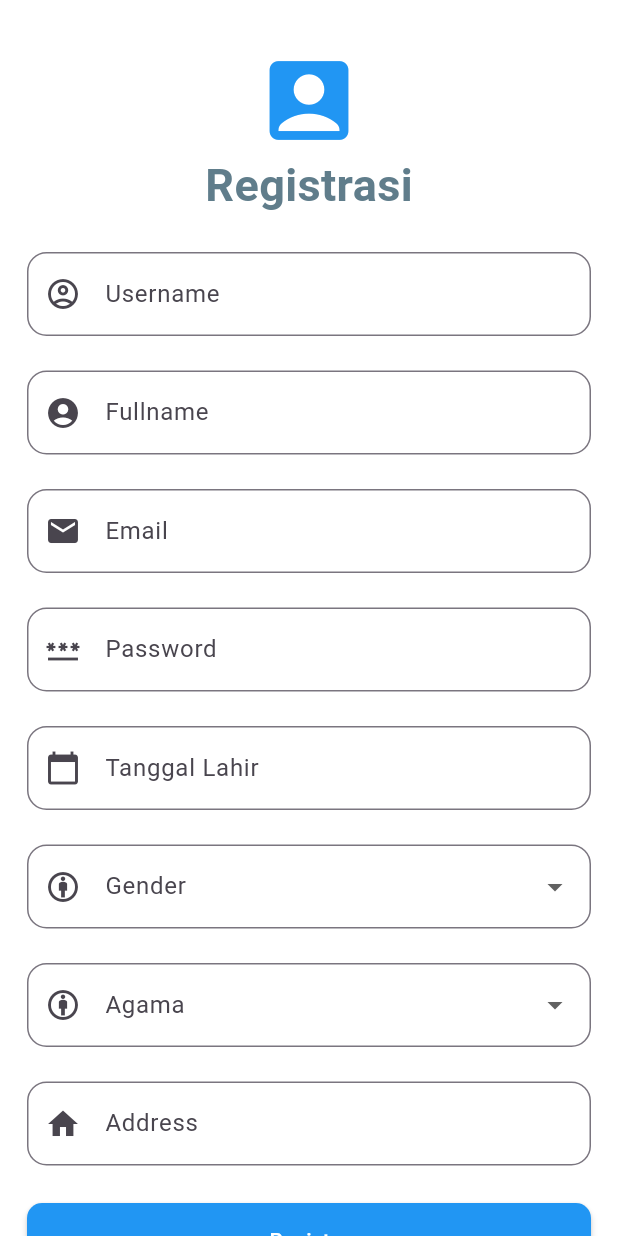
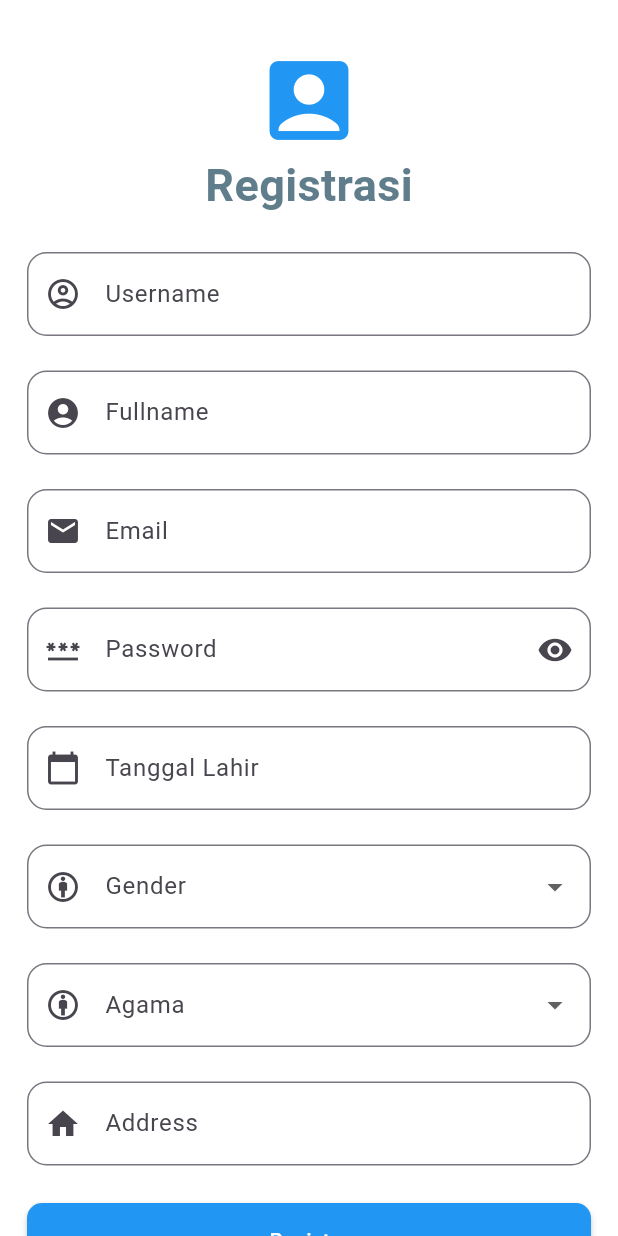
Before and after one commit to miftahozuki/belajar-flutter, a Flutter app: the screen it shows after launch, after a tap on "Login", after a tap on "Sign Up", on a phone screen of 412 x 824 dp. Run offline on Flutter 3.47's test engine with Material 2 defaults, Android fonts, the phone set to English and light mode, and no system bars; our stand-ins replace form_field_validator, get, get_storage.

Commit message:
feat: add show/hide password feature with eye icon

```diff
--- a/lib/RegisterPage.dart
+++ b/lib/RegisterPage.dart
@@ -18,6 +18,7 @@ class _RegisterPage extends State<RegisterPage> {
   final _formKey = GlobalKey<FormState>();
   final _emailController = TextEditingController();
   final AuthController authController = Get.find();
+  bool _isPasswordVisible = false;
 
   void register() {
     // Simulate registration logic
@@ -156,6 +157,19 @@ class _RegisterPage extends State<RegisterPage> {
                       prefixIcon: Icon(Icons.password),
                       hintText: 'Password',
                       labelText: 'Password',
+                      suffixIcon: GestureDetector(
+                        // Tambahkan GestureDetector untuk mengubah status tampilan password
+                        onTap: () {
+                          setState(() {
+                            _isPasswordVisible = !_isPasswordVisible;
+                          });
+                        },
+                        child: Icon(
+                          _isPasswordVisible
+                              ? Icons.visibility_off
+                              : Icons.visibility, // Ikon mata
+                        ),
+                      ),
                     ),
                     validator: MultiValidator([
                       RequiredValidator(
@@ -163,7 +177,7 @@ class _RegisterPage extends State<RegisterPage> {
                       MinLengthValidator(8,
                           errorText: "Password harus lebih dari 8 karakter"),
                     ]),
-                    obscureText: true,
+                    obscureText: !_isPasswordVisible,
                   ),
                 ),
                 Padding(
--- a/lib/login_page.dart
+++ b/lib/login_page.dart
@@ -17,6 +17,7 @@ class _LoginPage extends State<LoginPage> {
   final _formKey = GlobalKey<FormState>();
   // final _emailController = TextEditingController();
   final AuthController authController = Get.find();
+  bool _isPasswordVisible = false;
 
   void login() {
     // Simulate registration logic
@@ -104,6 +105,19 @@ class _LoginPage extends State<LoginPage> {
                       prefixIcon: Icon(Icons.password),
                       hintText: 'Password',
                       labelText: 'Password',
+                      suffixIcon: GestureDetector(
+                        // Tambahkan GestureDetector untuk mengubah status tampilan password
+                        onTap: () {
+                          setState(() {
+                            _isPasswordVisible = !_isPasswordVisible;
+                          });
+                        },
+                        child: Icon(
+                          _isPasswordVisible
+                              ? Icons.visibility_off
+                              : Icons.visibility, // Ikon mata
+                        ),
+                      ),
                     ),
                     validator: MultiValidator([
                       RequiredValidator(
@@ -111,7 +125,7 @@ class _LoginPage extends State<LoginPage> {
                       MinLengthValidator(8,
                           errorText: "Password harus lebih dari 8 karakter"),
                     ]),
-                    obscureText: true,
+                    obscureText: !_isPasswordVisible,
                   ),
                 ),
                 Padding(
```
